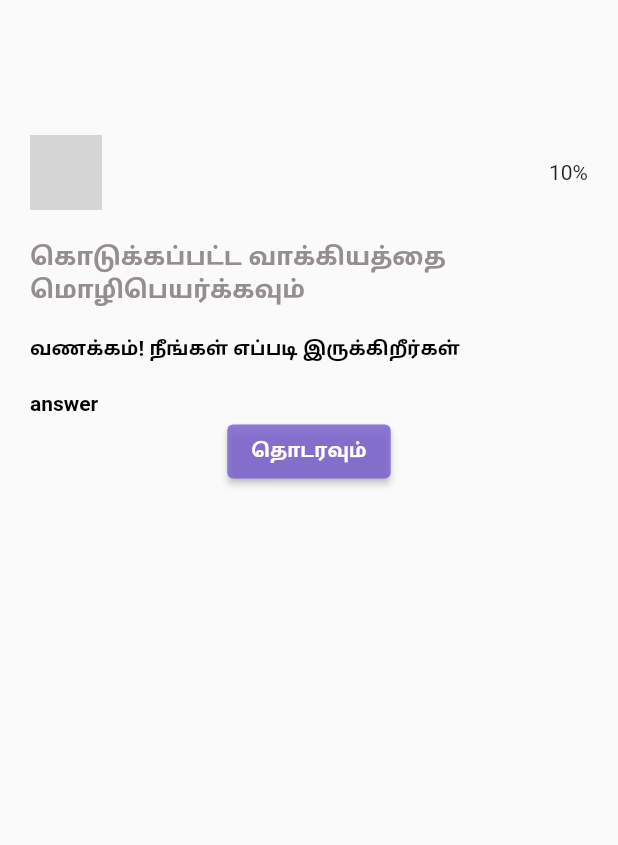
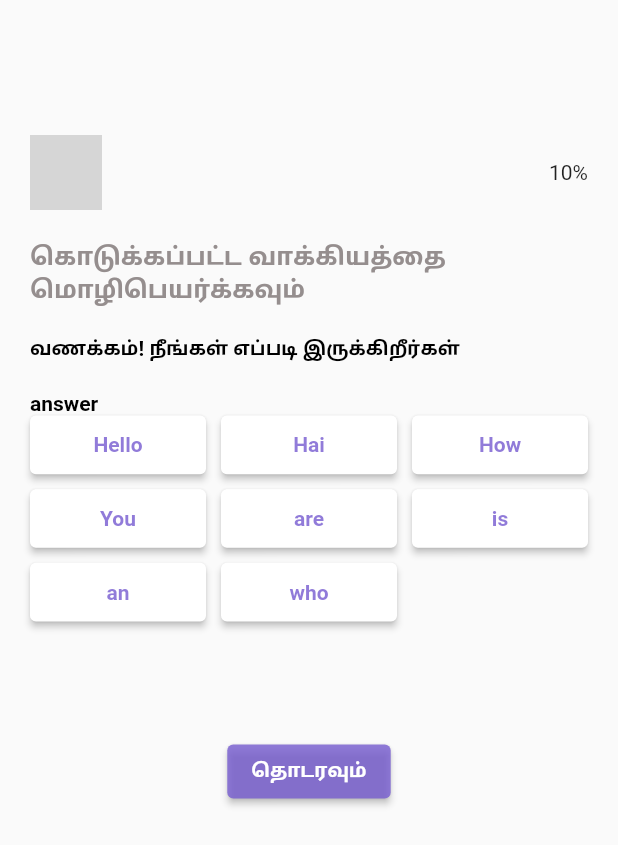
Before and after one commit to avis4321/diagnosis, a Flutter app: the FirstScreen screen opened directly, on a phone screen of 412 x 824 dp. Shown: the top 845 px of the screen. Run offline on Flutter 3.47's test engine with Material 2 defaults, Android fonts, the phone set to English and light mode, and no system bars; our stand-ins replace get; missing offline and left inert: ai_progress; Roboto replaces fonts that are missing (NunitoSans, NunitoSans-Bold); grey boxes are pictures that could not be loaded.

Commit message:
Answer suggestion

```diff
--- a/diagnosis/lib/src/screens/firstScreen.dart
+++ b/diagnosis/lib/src/screens/firstScreen.dart
@@ -14,7 +14,8 @@ class FirstScreen extends StatefulWidget {
 
 class FirstScreenState extends State<FirstScreen>
     with SingleTickerProviderStateMixin {
-  static const List<String> expertiseTypes = ["Beginner", "Medium", "Expert"];
+  List<String> answerList = [];
+  int idx = -1;
 
   @override
   void initState() {
@@ -24,6 +25,9 @@ class FirstScreenState extends State<FirstScreen>
   @override
   Widget build(BuildContext context) {
     double width = MediaQuery.of(context).size.width;
+    String howAreYouStr = 'howAreYou'.tr;
+
+    List<String> questionList = howAreYouStr.split(' ');
 
     return Scaffold(
       body: Container(
@@ -44,7 +48,7 @@ class FirstScreenState extends State<FirstScreen>
             ),
             const SizedBox(height: 20),
             Text(
-              'howAreYou'.tr,
+              howAreYouStr,
               style: const TextStyle(
                 fontSize: 14.0,
                 fontFamily: 'NunitoSans',
@@ -62,6 +66,7 @@ class FirstScreenState extends State<FirstScreen>
                 color: Colors.black,
               ),
             ),
+            answerSuggestion(),
             Center(
               child: ElevatedButton(
                 onPressed: () {
@@ -91,4 +96,50 @@ class FirstScreenState extends State<FirstScreen>
       ),
     );
   }
+
+  Widget answerSuggestion() {
+    List<String> suggestionList = [
+      "Hello",
+      "Hai",
+      "How",
+      "You",
+      "are",
+      "is",
+      "an",
+      "who"
+    ];
+
+    return Container(
+      height: ((suggestionList.length / 3) * 80),
+      child: GridView.count(
+        crossAxisCount: 3,
+        crossAxisSpacing: 10.0,
+        mainAxisSpacing: 10.0,
+        childAspectRatio: 3,
+        physics: const NeverScrollableScrollPhysics(),
+        children: suggestionList
+            .map(
+              (suggestStr) => GestureDetector(
+                onTap: () {},
+                child: ElevatedButton(
+                  onPressed: () {},
+                  style: ElevatedButton.styleFrom(
+                    primary: Colors.white,
+                  ),
+                  child: Text(
+                    suggestStr,
+                    style: const TextStyle(
+                      fontSize: 14.0,
+                      fontFamily: 'NunitoSans-Bold',
+                      fontWeight: FontWeight.w700,
+                      color: lightIndigoColor,
+                    ),
+                  ),
+                ),
+              ),
+            )
+            .toList(),
+      ),
+    );
+  }
 }
```
